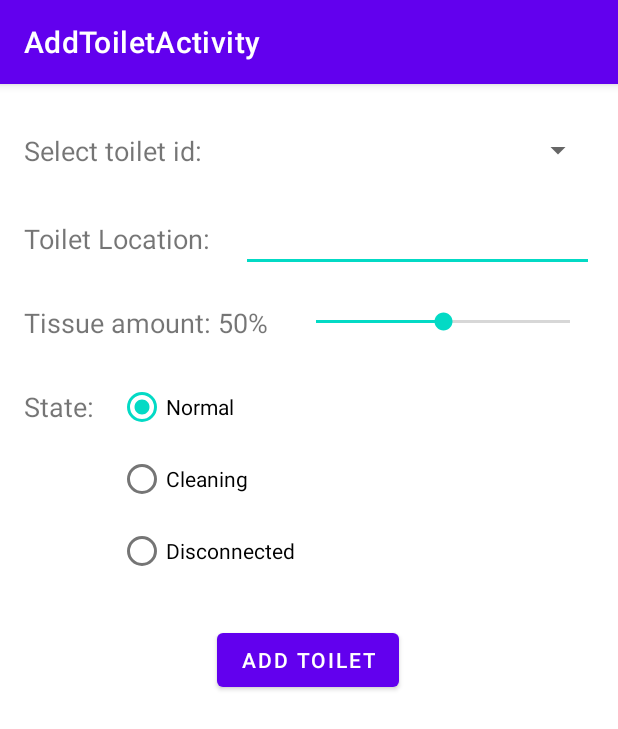
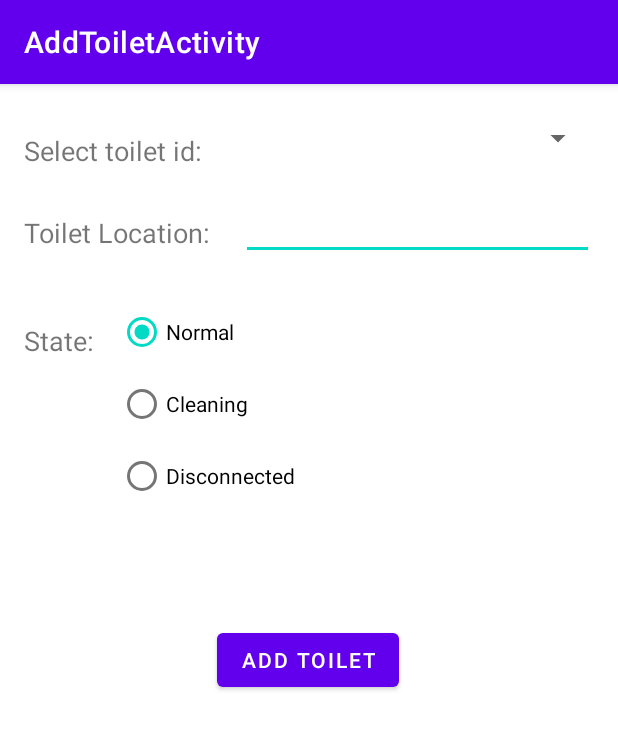
Before and after one commit to ricky9667/TissueTrackerApp, an Android app: the AddToiletActivity screen opened directly, with no data from a screen before it, on a phone screen of 412 x 824 dp. Shown: the top 729 px of the screen. Run offline under Robolectric (Android 15) with nearby library versions, the phone set to English and light mode, and no system bars.

Commit message:
feat: remove tissue amount text and seekbar

```diff
--- a/app/src/main/java/com/example/android/view/AddToiletActivity.java
+++ b/app/src/main/java/com/example/android/view/AddToiletActivity.java
@@ -25,8 +25,6 @@ public class AddToiletActivity extends AppCompatActivity {
     private ToiletInfoViewModel _viewModel;
     private Spinner toiletIdSpinner;
     private EditText toiletLocationEditText;
-    private TextView tissueAmountTextView;
-    private SeekBar tissueAmountSeekBar;
     private ToiletState toiletState = ToiletState.SUFFICIENT;
 
     @Override
@@ -44,22 +42,6 @@ public class AddToiletActivity extends AppCompatActivity {
         toiletIdSpinner.setAdapter(adapter);
 
         toiletLocationEditText = findViewById(R.id.toiletLocationEditText);
-        tissueAmountTextView = findViewById(R.id.tissueAmountTextView);
-        tissueAmountSeekBar = findViewById(R.id.tissueAmountSeekBar);
-        tissueAmountSeekBar.setOnSeekBarChangeListener(new SeekBar.OnSeekBarChangeListener() {
-            @Override
-            public void onProgressChanged(SeekBar seekBar, int i, boolean b) {
-                tissueAmountTextView.setText("Tissue amount: " + i + "%");
-            }
-
-            @Override
-            public void onStartTrackingTouch(SeekBar seekBar) {
-            }
-
-            @Override
-            public void onStopTrackingTouch(SeekBar seekBar) {
-            }
-        });
     }
 
     public void submitNewToilet(View view) {
--- a/app/src/main/res/layout/add_toilet_activity.xml
+++ b/app/src/main/res/layout/add_toilet_activity.xml
@@ -28,7 +28,7 @@
             android:layout_marginRight="16dp"
             android:layout_marginEnd="16dp"
             app:layout_constraintTop_toTopOf="parent"
-            android:layout_marginTop="32dp"
+            android:layout_marginTop="24dp"
             android:layout_marginLeft="16dp"
             android:layout_marginStart="16dp" />
 
@@ -45,18 +45,6 @@
             app:layout_constraintTop_toBottomOf="@+id/toiletIdTextView"
             android:layout_marginTop="24dp" />
 
-    <TextView
-        android:id="@+id/tissueAmountTextView"
-        android:layout_width="wrap_content"
-        android:layout_height="24dp"
-        android:layout_marginStart="16dp"
-        android:layout_marginLeft="16dp"
-        android:layout_marginTop="32dp"
-        android:text="Tissue amount: 50%"
-        android:textSize="18sp"
-        app:layout_constraintStart_toStartOf="parent"
-        app:layout_constraintTop_toBottomOf="@+id/toiletLocationTextView" />
-
     <EditText
             android:id="@+id/toiletLocationEditText"
             android:layout_width="0dp"
@@ -72,45 +60,30 @@
             android:layout_marginTop="24dp"
             app:layout_constraintTop_toBottomOf="@+id/toiletIdSpinner" />
 
-    <SeekBar
-        android:id="@+id/tissueAmountSeekBar"
-        android:layout_width="0dp"
-        android:layout_height="wrap_content"
-        android:progress="50"
-        android:max="100"
-        android:layout_marginStart="16dp"
-        android:layout_marginLeft="16dp"
-        android:layout_marginTop="24dp"
-        android:layout_marginEnd="16dp"
-        android:layout_marginRight="16dp"
-        app:layout_constraintEnd_toEndOf="parent"
-        app:layout_constraintStart_toEndOf="@+id/tissueAmountTextView"
-        app:layout_constraintTop_toBottomOf="@+id/toiletLocationEditText" />
-
     <TextView
             android:id="@+id/toiletStateInfoTextView"
             android:layout_width="wrap_content"
             android:layout_height="wrap_content"
             android:layout_marginStart="16dp"
             android:layout_marginLeft="16dp"
-        android:layout_marginTop="32dp"
             android:text="State:"
             android:textSize="18sp"
             app:layout_constraintStart_toStartOf="parent"
-        app:layout_constraintTop_toBottomOf="@+id/tissueAmountTextView" />
+            app:layout_constraintTop_toBottomOf="@+id/toiletLocationTextView"
+            android:layout_marginTop="48dp" />
 
     <RadioGroup
             android:id="@+id/toiletStateRadioGroup"
             android:layout_width="0dp"
             android:layout_height="wrap_content"
-        android:layout_marginStart="16dp"
-        android:layout_marginLeft="16dp"
-        android:layout_marginTop="24dp"
             android:layout_marginEnd="16dp"
             android:layout_marginRight="16dp"
             app:layout_constraintEnd_toEndOf="parent"
+            app:layout_constraintTop_toBottomOf="@+id/toiletLocationEditText"
+            android:layout_marginTop="24dp"
             app:layout_constraintStart_toEndOf="@+id/toiletStateInfoTextView"
-        app:layout_constraintTop_toBottomOf="@+id/tissueAmountSeekBar">
+            android:layout_marginLeft="16dp"
+            android:layout_marginStart="16dp">
 
         <RadioButton
                 android:id="@+id/toiletStateNormal"
```
Lines whose indentation alone changed are shown as unchanged.
